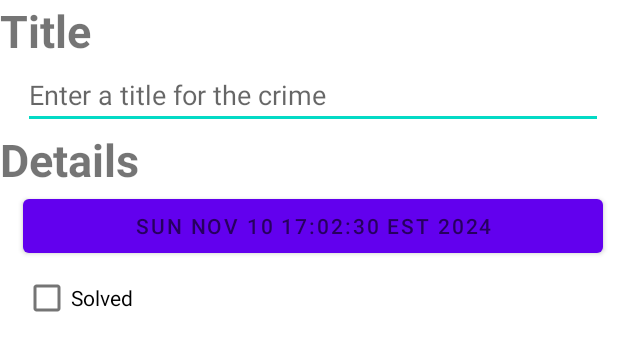
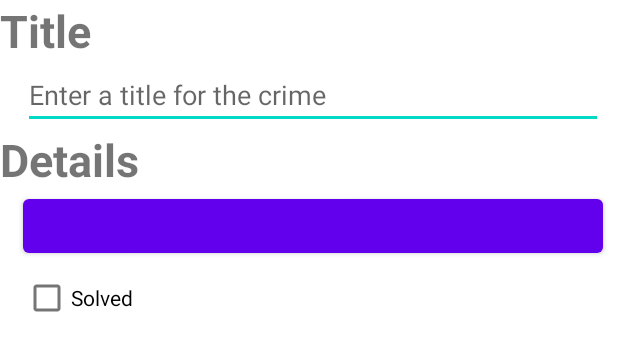
Before and after one commit to Eel-Aig-gYuh/School_android, an Android app: the layout fragment_criminal_fragment.xml on its own in the app's theme, with its tools: preview values and no code run, on a phone screen of 412 x 824 dp. Shown: the top 351 px of the screen. Run offline under Robolectric (Android 15) with nearby library versions, the phone set to English and light mode, and no system bars.

Commit message:
Update app Criminal

```diff
--- a/Criminal/app/src/main/res/layout-land/fragment_criminal_fragment.xml
+++ b/Criminal/app/src/main/res/layout-land/fragment_criminal_fragment.xml
@@ -46,7 +46,6 @@
                 android:layout_height="wrap_content"
                 android:layout_marginLeft="15dp"
                 android:layout_marginRight="10dp"
-                android:hint="SUN NOV 10 17:02:30 EST 2024"
                 />
 
             <CheckBox
--- a/Criminal/app/src/main/res/layout/fragment_criminal_fragment.xml
+++ b/Criminal/app/src/main/res/layout/fragment_criminal_fragment.xml
@@ -44,7 +44,6 @@
             android:layout_height="wrap_content"
             android:layout_marginLeft="15dp"
             android:layout_marginRight="10dp"
-            android:hint="SUN NOV 10 17:02:30 EST 2024"
             />
 
         <CheckBox
```
